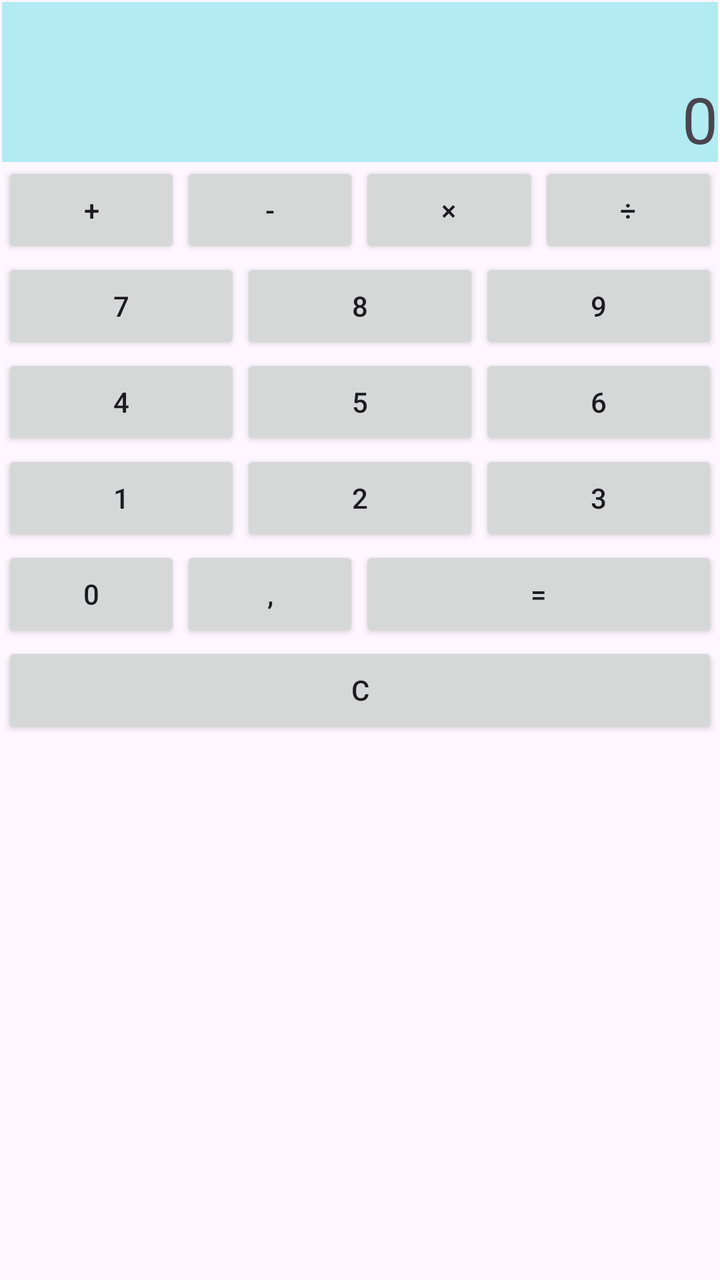
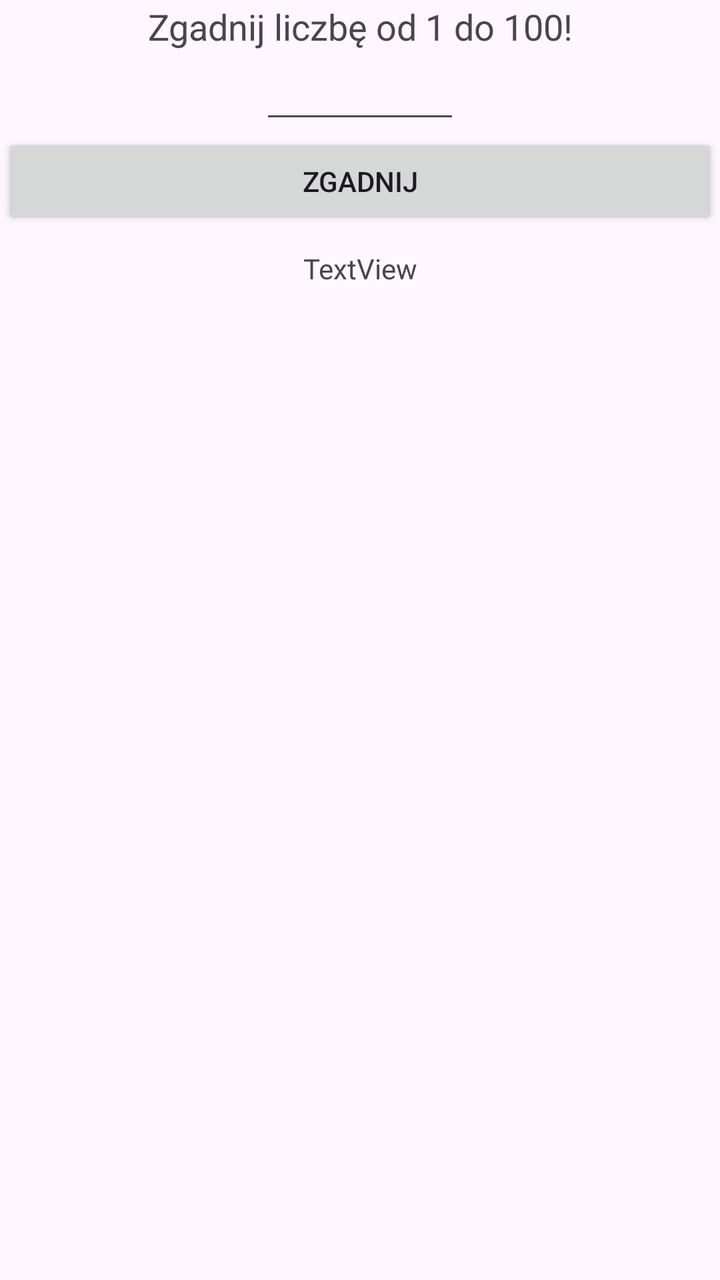

Screens rendered from an Android XML layout before and after an edit, with the pre-edit source and the edit as a unified diff.
<!-- AndroidManifest.xml: application theme Theme.OnClick -->
<!-- res/layout/activity_main.xml -->
<?xml version="1.0" encoding="utf-8"?>
<androidx.constraintlayout.widget.ConstraintLayout xmlns:android="http://schemas.android.com/apk/res/android"
    xmlns:app="http://schemas.android.com/apk/res-auto"
    xmlns:tools="http://schemas.android.com/tools"
    android:id="@+id/main"
    android:layout_width="match_parent"
    android:layout_height="match_parent"
    tools:context=".MainActivity">

    <LinearLayout
        android:layout_width="0dp"
        android:layout_height="wrap_content"
        android:layout_marginStart="1dp"
        android:layout_marginTop="1dp"
        android:layout_marginEnd="1dp"
        android:orientation="vertical"
        app:layout_constraintEnd_toEndOf="parent"
        app:layout_constraintStart_toStartOf="parent"
        app:layout_constraintTop_toTopOf="parent">

        <TextView
            android:id="@+id/resultText"
            android:layout_width="match_parent"
            android:layout_height="80dp"
            android:background="#B2EBF2"
            android:gravity="bottom|end"
            android:text="0"
            android:textSize="32sp" />

        <LinearLayout
            android:layout_width="match_parent"
            android:layout_height="wrap_content"
            android:orientation="horizontal">

            <Button
                android:id="@+id/buttonPlus"
                android:layout_width="wrap_content"
                android:layout_height="wrap_content"
                android:layout_weight="1"
                android:text="+" />

            <Button
                android:id="@+id/buttonMinus"
                android:layout_width="wrap_content"
                android:layout_height="wrap_content"
                android:layout_weight="1"
                android:text="-" />

            <Button
                android:id="@+id/buttonMultiply"
                android:layout_width="wrap_content"
                android:layout_height="wrap_content"
                android:layout_weight="1"
                android:text="×" />

            <Button
                android:id="@+id/buttonDivide"
                android:layout_width="wrap_content"
                android:layout_height="wrap_content"
                android:layout_weight="1"
                android:text="÷" />

        </LinearLayout>

        <LinearLayout
            android:layout_width="match_parent"
            android:layout_height="wrap_content"
            android:orientation="horizontal">

            <Button
                android:id="@+id/button7"
                android:layout_width="wrap_content"
                android:layout_height="wrap_content"
                android:layout_weight="1"
                android:text="7" />

            <Button
                android:id="@+id/button8"
                android:layout_width="wrap_content"
                android:layout_height="wrap_content"
                android:layout_weight="1"
                android:text="8" />

            <Button
                android:id="@+id/button9"
                android:layout_width="wrap_content"
                android:layout_height="wrap_content"
                android:layout_weight="1"
                android:text="9" />

        </LinearLayout>

        <LinearLayout
            android:layout_width="match_parent"
            android:layout_height="wrap_content"
            android:orientation="horizontal">

            <Button
                android:id="@+id/button4"
                android:layout_width="wrap_content"
                android:layout_height="wrap_content"
                android:layout_weight="1"
                android:text="4" />

            <Button
                android:id="@+id/button5"
                android:layout_width="wrap_content"
                android:layout_height="wrap_content"
                android:layout_weight="1"
                android:text="5" />

            <Button
                android:id="@+id/button6"
                android:layout_width="wrap_content"
                android:layout_height="wrap_content"
                android:layout_weight="1"
                android:text="6" />

        </LinearLayout>

        <LinearLayout
            android:layout_width="match_parent"
            android:layout_height="wrap_content"
            android:orientation="horizontal">

            <Button
                android:id="@+id/button1"
                android:layout_width="wrap_content"
                android:layout_height="wrap_content"
                android:layout_weight="1"
                android:text="1" />

            <Button
                android:id="@+id/button2"
                android:layout_width="wrap_content"
                android:layout_height="wrap_content"
                android:layout_weight="1"
                android:text="2" />

            <Button
                android:id="@+id/button3"
                android:layout_width="wrap_content"
                android:layout_height="wrap_content"
                android:layout_weight="1"
                android:text="3" />
        </LinearLayout>

        <LinearLayout
            android:layout_width="match_parent"
            android:layout_height="wrap_content"
            android:orientation="horizontal"
            android:weightSum="4">

            <Button
                android:id="@+id/button0"
                android:layout_width="0dp"
                android:layout_height="wrap_content"
                android:layout_weight="1"
                android:text="0" />

            <Button
                android:id="@+id/buttonComma"
                android:layout_width="0dp"
                android:layout_height="wrap_content"
                android:layout_weight="1"
                android:text="," />

            <Button
                android:id="@+id/buttonEquals"
                android:layout_width="0dp"
                android:layout_height="wrap_content"
                android:layout_weight="2"
                android:text="=" />
        </LinearLayout>

        <Button
            android:id="@+id/buttonClear"
            android:layout_width="match_parent"
            android:layout_height="wrap_content"
            android:text="C" />

    </LinearLayout>
</androidx.constraintlayout.widget.ConstraintLayout>
<!-- resources referenced by this layout -->
<resources>
  <style name="Theme.OnClick" parent="Base.Theme.OnClick" />
  <style name="Base.Theme.OnClick" parent="Theme.Material3.DayNight.NoActionBar">
          
          
      </style>
</resources>

<!-- the commit's change to res/layout/activity_main.xml (unified diff, before → after) -->
@@ -19,165 +19,34 @@
         app:layout_constraintTop_toTopOf="parent">
 
         <TextView
-            android:id="@+id/resultText"
-            android:layout_width="match_parent"
-            android:layout_height="80dp"
-            android:background="#B2EBF2"
-            android:gravity="bottom|end"
-            android:text="0"
-            android:textSize="32sp" />
-
-        <LinearLayout
+            android:id="@+id/guessTheNumber"
             android:layout_width="match_parent"
             android:layout_height="wrap_content"
-            android:orientation="horizontal">
+            android:gravity="center"
+            android:text="@string/guessTheNumber"
+            android:textSize="18dp" />
 
-            <Button
-                android:id="@+id/buttonPlus"
-                android:layout_width="wrap_content"
-                android:layout_height="wrap_content"
-                android:layout_weight="1"
-                android:text="+" />
+        <EditText
+            android:id="@+id/editTextNumberSigned"
+            android:layout_width="100dp"
+            android:layout_height="wrap_content"
+            android:layout_gravity="center"
+            android:ems="10"
+            android:gravity="center"
+            android:inputType="numberSigned" />
 
-            <Button
-                android:id="@+id/buttonMinus"
-                android:layout_width="wrap_content"
-                android:layout_height="wrap_content"
-                android:layout_weight="1"
-                android:text="-" />
-
-            <Button
-                android:id="@+id/buttonMultiply"
-                android:layout_width="wrap_content"
-                android:layout_height="wrap_content"
-                android:layout_weight="1"
-                android:text="×" />
-
-            <Button
-                android:id="@+id/buttonDivide"
-                android:layout_width="wrap_content"
-                android:layout_height="wrap_content"
-                android:layout_weight="1"
-                android:text="÷" />
-
-        </LinearLayout>
-
-        <LinearLayout
+        <Button
+            android:id="@+id/button"
             android:layout_width="match_parent"
             android:layout_height="wrap_content"
-            android:orientation="horizontal">
+            android:text="@string/guess" />
 
-            <Button
-                android:id="@+id/button7"
-                android:layout_width="wrap_content"
-                android:layout_height="wrap_content"
-                android:layout_weight="1"
-                android:text="7" />
-
-            <Button
-                android:id="@+id/button8"
-                android:layout_width="wrap_content"
-                android:layout_height="wrap_content"
-                android:layout_weight="1"
-                android:text="8" />
-
-            <Button
-                android:id="@+id/button9"
-                android:layout_width="wrap_content"
-                android:layout_height="wrap_content"
-                android:layout_weight="1"
-                android:text="9" />
-
-        </LinearLayout>
-
-        <LinearLayout
+        <TextView
+            android:id="@+id/result"
             android:layout_width="match_parent"
             android:layout_height="wrap_content"
-            android:orientation="horizontal">
-
-            <Button
-                android:id="@+id/button4"
-                android:layout_width="wrap_content"
-                android:layout_height="wrap_content"
-                android:layout_weight="1"
-                android:text="4" />
-
-            <Button
-                android:id="@+id/button5"
-                android:layout_width="wrap_content"
-                android:layout_height="wrap_content"
-                android:layout_weight="1"
-                android:text="5" />
-
-            <Button
-                android:id="@+id/button6"
-                android:layout_width="wrap_content"
-                android:layout_height="wrap_content"
-                android:layout_weight="1"
-                android:text="6" />
-
-        </LinearLayout>
-
-        <LinearLayout
-            android:layout_width="match_parent"
-            android:layout_height="wrap_content"
-            android:orientation="horizontal">
-
-            <Button
-                android:id="@+id/button1"
-                android:layout_width="wrap_content"
-                android:layout_height="wrap_content"
-                android:layout_weight="1"
-                android:text="1" />
-
-            <Button
-                android:id="@+id/button2"
-                android:layout_width="wrap_content"
-                android:layout_height="wrap_content"
-                android:layout_weight="1"
-                android:text="2" />
-
-            <Button
-                android:id="@+id/button3"
-                android:layout_width="wrap_content"
-                android:layout_height="wrap_content"
-                android:layout_weight="1"
-                android:text="3" />
-        </LinearLayout>
-
-        <LinearLayout
-            android:layout_width="match_parent"
-            android:layout_height="wrap_content"
-            android:orientation="horizontal"
-            android:weightSum="4">
-
-            <Button
-                android:id="@+id/button0"
-                android:layout_width="0dp"
-                android:layout_height="wrap_content"
-                android:layout_weight="1"
-                android:text="0" />
-
-            <Button
-                android:id="@+id/buttonComma"
-                android:layout_width="0dp"
-                android:layout_height="wrap_content"
-                android:layout_weight="1"
-                android:text="," />
-
-            <Button
-                android:id="@+id/buttonEquals"
-                android:layout_width="0dp"
-                android:layout_height="wrap_content"
-                android:layout_weight="2"
-                android:text="=" />
-        </LinearLayout>
-
-        <Button
-            android:id="@+id/buttonClear"
-            android:layout_width="match_parent"
-            android:layout_height="wrap_content"
-            android:text="C" />
-
+            android:layout_marginTop="10dp"
+            android:gravity="center"
+            android:text="TextView" />
     </LinearLayout>
 </androidx.constraintlayout.widget.ConstraintLayout>
<!-- resource entries referenced after the edit -->
@@ -1,5 +1,7 @@
 <!-- resources referenced by this layout -->
 <resources>
+  <string name="guess">Zgadnij</string>
+  <string name="guessTheNumber">Zgadnij liczbę od 1 do 100!</string>
   <style name="Theme.OnClick" parent="Base.Theme.OnClick" />
   <style name="Base.Theme.OnClick" parent="Theme.Material3.DayNight.NoActionBar">
           
